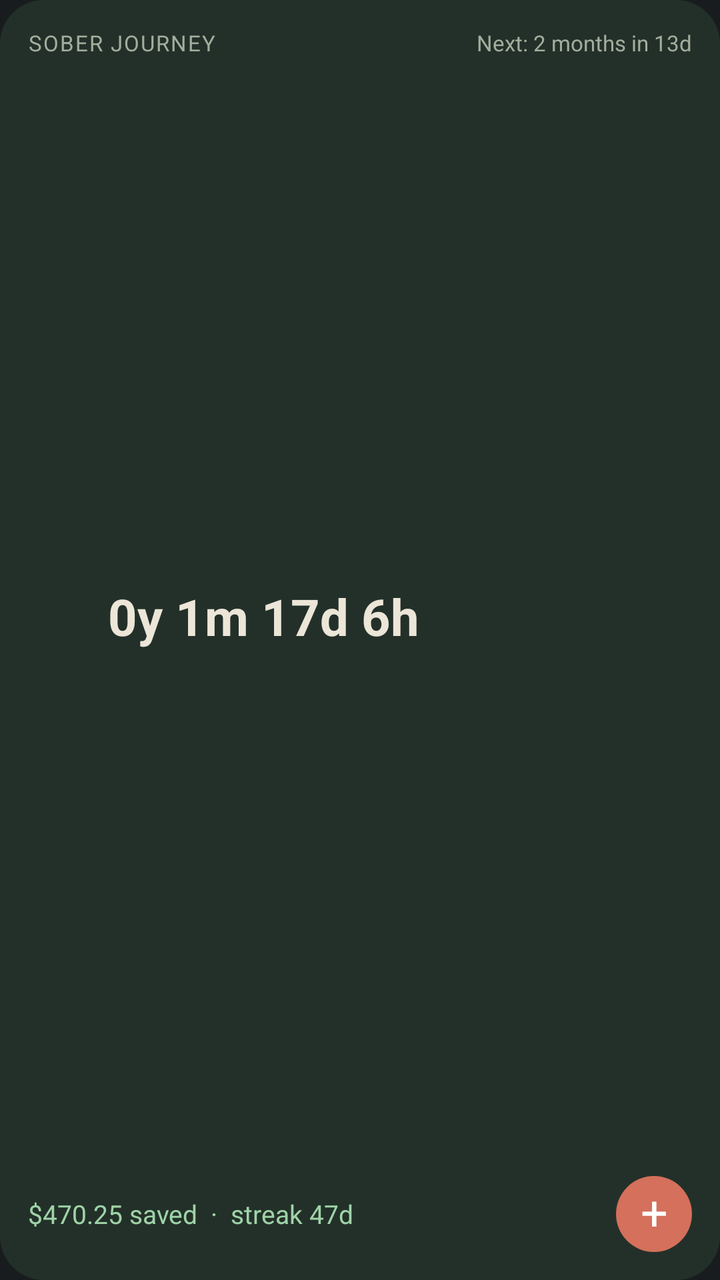
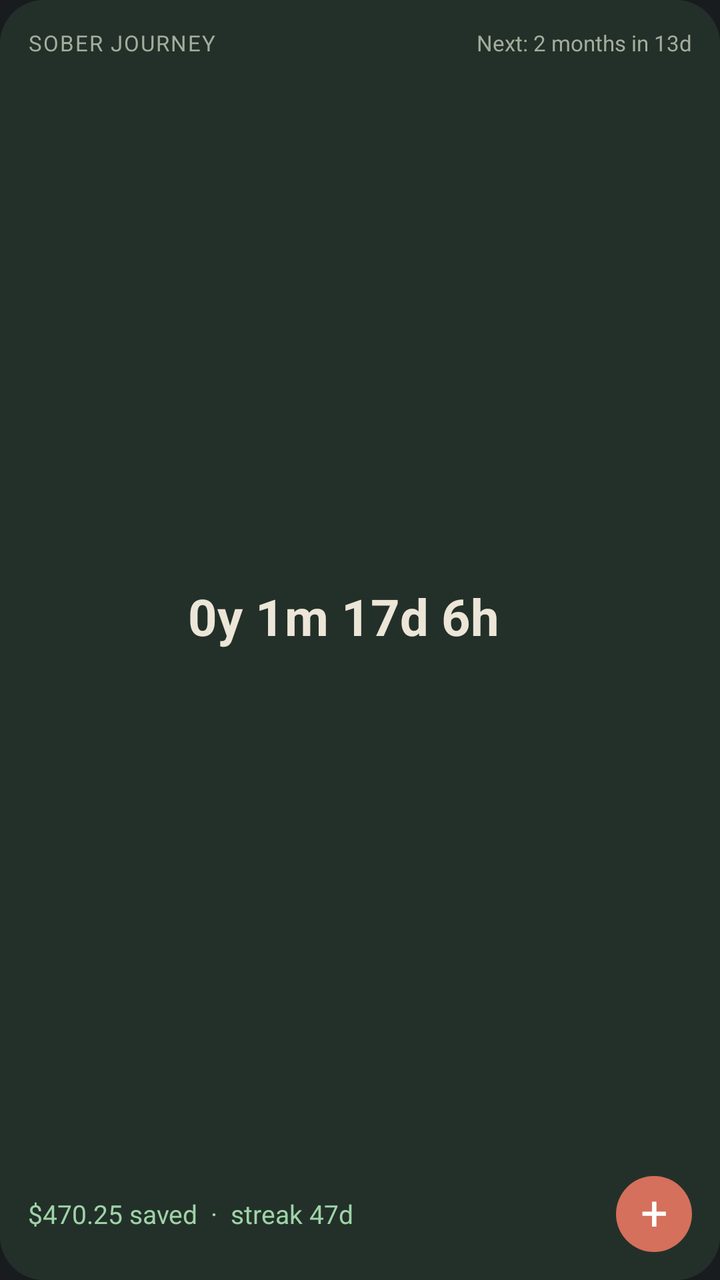

Compare the two renders of this Android layout. The source of the first and the diff that turns it into the second are given below.
<!-- AndroidManifest.xml: application theme android:Theme.DeviceDefault.NoActionBar -->
<!-- res/layout/widget_c.xml -->
<FrameLayout xmlns:android="http://schemas.android.com/apk/res/android" android:id="@+id/root" android:layout_width="match_parent" android:layout_height="match_parent">
  <ImageView android:id="@+id/bg" android:layout_width="match_parent" android:layout_height="match_parent" android:src="@drawable/wbg" android:scaleType="fitXY" android:importantForAccessibility="no"/>
  <LinearLayout android:layout_width="match_parent" android:layout_height="match_parent" android:orientation="vertical" android:padding="14dp">
    <LinearLayout android:layout_width="match_parent" android:layout_height="wrap_content" android:orientation="horizontal" android:gravity="center_vertical"><TextView android:id="@+id/lbl" android:layout_width="wrap_content" android:layout_height="wrap_content" android:text="SOBER JOURNEY" android:textSize="11sp" android:textColor="#a3ad9c" android:maxLines="1" android:letterSpacing="0.06"/><TextView android:layout_width="0dp" android:layout_height="0dp" android:layout_weight="1"/><TextView android:id="@+id/next" android:layout_width="wrap_content" android:layout_height="wrap_content" android:text="Next: 2 months in 13d" android:textSize="11sp" android:textColor="#a3ad9c" android:maxLines="1" android:ellipsize="end"/></LinearLayout><TextView android:layout_width="match_parent" android:layout_height="0dp" android:layout_weight="1"/><LinearLayout android:layout_width="match_parent" android:layout_height="wrap_content" android:orientation="horizontal" android:gravity="center_vertical"><ImageView android:id="@+id/medal" android:layout_width="30dp" android:layout_height="35dp" android:scaleType="fitCenter" android:contentDescription="Medal"/><TextView android:id="@+id/time" android:layout_width="0dp" android:layout_weight="1" android:layout_height="34dp" android:layout_marginStart="10dp" android:text="0y 1m 17d 6h" android:textSize="24sp" android:textStyle="bold" android:textColor="#ece6d8" android:maxLines="1" android:gravity="center_vertical" android:autoSizeTextType="uniform" android:autoSizeMinTextSize="13sp" android:autoSizeMaxTextSize="26sp"/></LinearLayout><TextView android:layout_width="match_parent" android:layout_height="0dp" android:layout_weight="1"/><LinearLayout android:layout_width="match_parent" android:layout_height="wrap_content" android:orientation="horizontal" android:gravity="center_vertical"><TextView android:id="@+id/line" android:layout_width="0dp" android:layout_weight="1" android:layout_height="wrap_content" android:text="$470.25 saved  ·  streak 47d" android:textSize="13sp" android:textColor="#9fd3a8" android:maxLines="1" android:ellipsize="end"/><FrameLayout android:id="@+id/plus" android:layout_width="38dp" android:layout_height="38dp" android:contentDescription="Log drinks">
      <ImageView android:id="@+id/plusBg" android:layout_width="match_parent" android:layout_height="match_parent" android:src="@drawable/wcircle" android:importantForAccessibility="no"/>
      <TextView android:id="@+id/plusTx" android:layout_width="match_parent" android:layout_height="match_parent" android:gravity="center" android:text="+" android:textSize="24sp" android:textColor="#ffffff" android:includeFontPadding="false"/>
    </FrameLayout></LinearLayout>
  </LinearLayout>
</FrameLayout>
<!-- resources referenced by this layout -->
<resources>
  <!-- drawable wbg (drawable) -->
  <shape xmlns:android="http://schemas.android.com/apk/res/android" android:shape="rectangle"><solid android:color="#233029"/><corners android:radius="22dp"/></shape>
  <!-- drawable wcircle (drawable) -->
  <shape xmlns:android="http://schemas.android.com/apk/res/android" android:shape="oval"><solid android:color="#d4705b"/></shape>
</resources>

<!-- the commit's change to res/layout/widget_c.xml (unified diff, before → after) -->
@@ -1,7 +1,7 @@
 <FrameLayout xmlns:android="http://schemas.android.com/apk/res/android" android:id="@+id/root" android:layout_width="match_parent" android:layout_height="match_parent">
   <ImageView android:id="@+id/bg" android:layout_width="match_parent" android:layout_height="match_parent" android:src="@drawable/wbg" android:scaleType="fitXY" android:importantForAccessibility="no"/>
   <LinearLayout android:layout_width="match_parent" android:layout_height="match_parent" android:orientation="vertical" android:padding="14dp">
-    <LinearLayout android:layout_width="match_parent" android:layout_height="wrap_content" android:orientation="horizontal" android:gravity="center_vertical"><TextView android:id="@+id/lbl" android:layout_width="wrap_content" android:layout_height="wrap_content" android:text="SOBER JOURNEY" android:textSize="11sp" android:textColor="#a3ad9c" android:maxLines="1" android:letterSpacing="0.06"/><TextView android:layout_width="0dp" android:layout_height="0dp" android:layout_weight="1"/><TextView android:id="@+id/next" android:layout_width="wrap_content" android:layout_height="wrap_content" android:text="Next: 2 months in 13d" android:textSize="11sp" android:textColor="#a3ad9c" android:maxLines="1" android:ellipsize="end"/></LinearLayout><TextView android:layout_width="match_parent" android:layout_height="0dp" android:layout_weight="1"/><LinearLayout android:layout_width="match_parent" android:layout_height="wrap_content" android:orientation="horizontal" android:gravity="center_vertical"><ImageView android:id="@+id/medal" android:layout_width="30dp" android:layout_height="35dp" android:scaleType="fitCenter" android:contentDescription="Medal"/><TextView android:id="@+id/time" android:layout_width="0dp" android:layout_weight="1" android:layout_height="34dp" android:layout_marginStart="10dp" android:text="0y 1m 17d 6h" android:textSize="24sp" android:textStyle="bold" android:textColor="#ece6d8" android:maxLines="1" android:gravity="center_vertical" android:autoSizeTextType="uniform" android:autoSizeMinTextSize="13sp" android:autoSizeMaxTextSize="26sp"/></LinearLayout><TextView android:layout_width="match_parent" android:layout_height="0dp" android:layout_weight="1"/><LinearLayout android:layout_width="match_parent" android:layout_height="wrap_content" android:orientation="horizontal" android:gravity="center_vertical"><TextView android:id="@+id/line" android:layout_width="0dp" android:layout_weight="1" android:layout_height="wrap_content" android:text="$470.25 saved  ·  streak 47d" android:textSize="13sp" android:textColor="#9fd3a8" android:maxLines="1" android:ellipsize="end"/><FrameLayout android:id="@+id/plus" android:layout_width="38dp" android:layout_height="38dp" android:contentDescription="Log drinks">
+    <LinearLayout android:layout_width="match_parent" android:layout_height="wrap_content" android:orientation="horizontal" android:gravity="center_vertical"><TextView android:id="@+id/lbl" android:layout_width="wrap_content" android:layout_height="wrap_content" android:text="SOBER JOURNEY" android:textSize="11sp" android:textColor="#a3ad9c" android:maxLines="1" android:letterSpacing="0.06"/><TextView android:layout_width="0dp" android:layout_height="0dp" android:layout_weight="1"/><TextView android:id="@+id/next" android:layout_width="wrap_content" android:layout_height="wrap_content" android:text="Next: 2 months in 13d" android:textSize="11sp" android:textColor="#a3ad9c" android:maxLines="1" android:ellipsize="end"/></LinearLayout><TextView android:layout_width="match_parent" android:layout_height="0dp" android:layout_weight="1"/><LinearLayout android:layout_width="match_parent" android:layout_height="wrap_content" android:orientation="horizontal" android:gravity="center_vertical"><ImageView android:id="@+id/medal" android:layout_width="30dp" android:layout_height="35dp" android:scaleType="fitCenter" android:contentDescription="Medal"/><ImageView android:id="@+id/tree" android:layout_width="36dp" android:layout_height="34dp" android:layout_marginStart="4dp" android:scaleType="fitCenter" android:contentDescription="Health tree"/><TextView android:id="@+id/time" android:layout_width="0dp" android:layout_weight="1" android:layout_height="34dp" android:layout_marginStart="10dp" android:text="0y 1m 17d 6h" android:textSize="24sp" android:textStyle="bold" android:textColor="#ece6d8" android:maxLines="1" android:gravity="center_vertical" android:autoSizeTextType="uniform" android:autoSizeMinTextSize="13sp" android:autoSizeMaxTextSize="26sp"/></LinearLayout><TextView android:layout_width="match_parent" android:layout_height="0dp" android:layout_weight="1"/><LinearLayout android:layout_width="match_parent" android:layout_height="wrap_content" android:orientation="horizontal" android:gravity="center_vertical"><TextView android:id="@+id/line" android:layout_width="0dp" android:layout_weight="1" android:layout_height="wrap_content" android:text="$470.25 saved  ·  streak 47d" android:textSize="13sp" android:textColor="#9fd3a8" android:maxLines="1" android:ellipsize="end"/><FrameLayout android:id="@+id/plus" android:layout_width="38dp" android:layout_height="38dp" android:contentDescription="Log drinks">
       <ImageView android:id="@+id/plusBg" android:layout_width="match_parent" android:layout_height="match_parent" android:src="@drawable/wcircle" android:importantForAccessibility="no"/>
       <TextView android:id="@+id/plusTx" android:layout_width="match_parent" android:layout_height="match_parent" android:gravity="center" android:text="+" android:textSize="24sp" android:textColor="#ffffff" android:includeFontPadding="false"/>
     </FrameLayout></LinearLayout>
